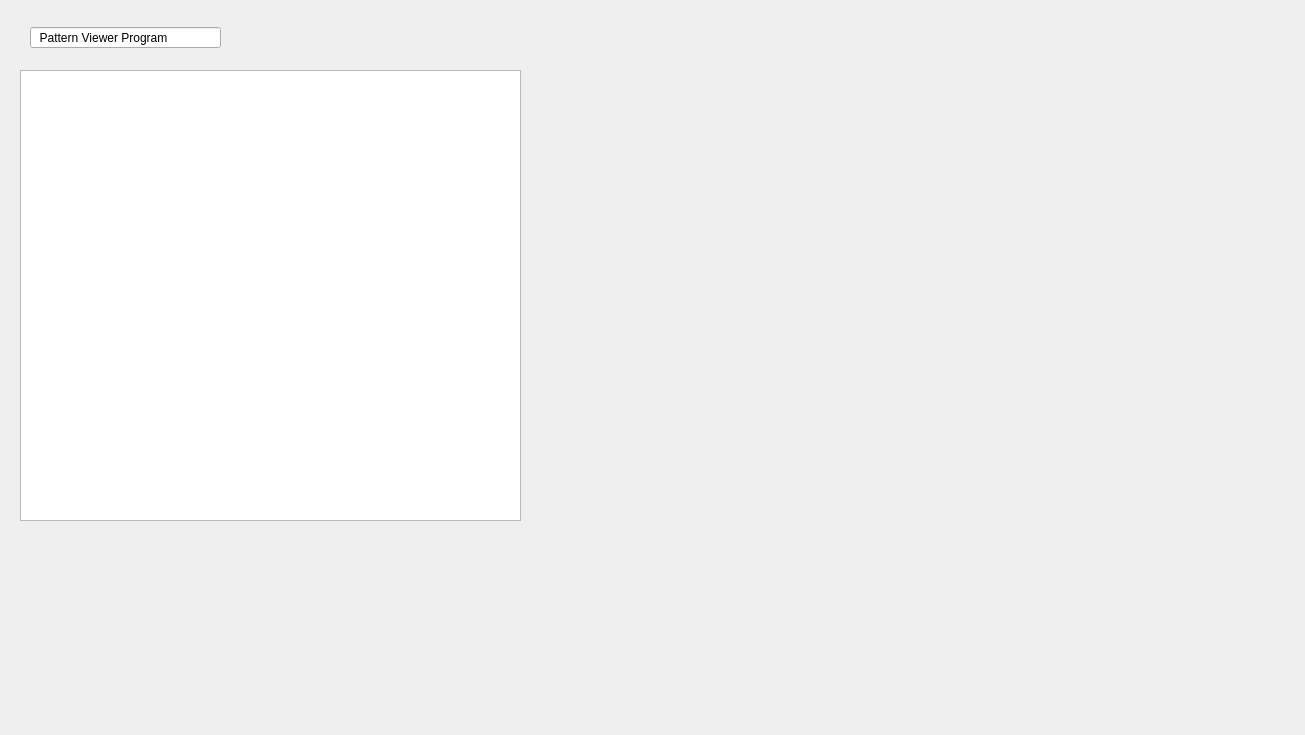
gusdnr9875/Pattern-Viewer, file pattern-viewer-program/widget.ui: the form before one commit.
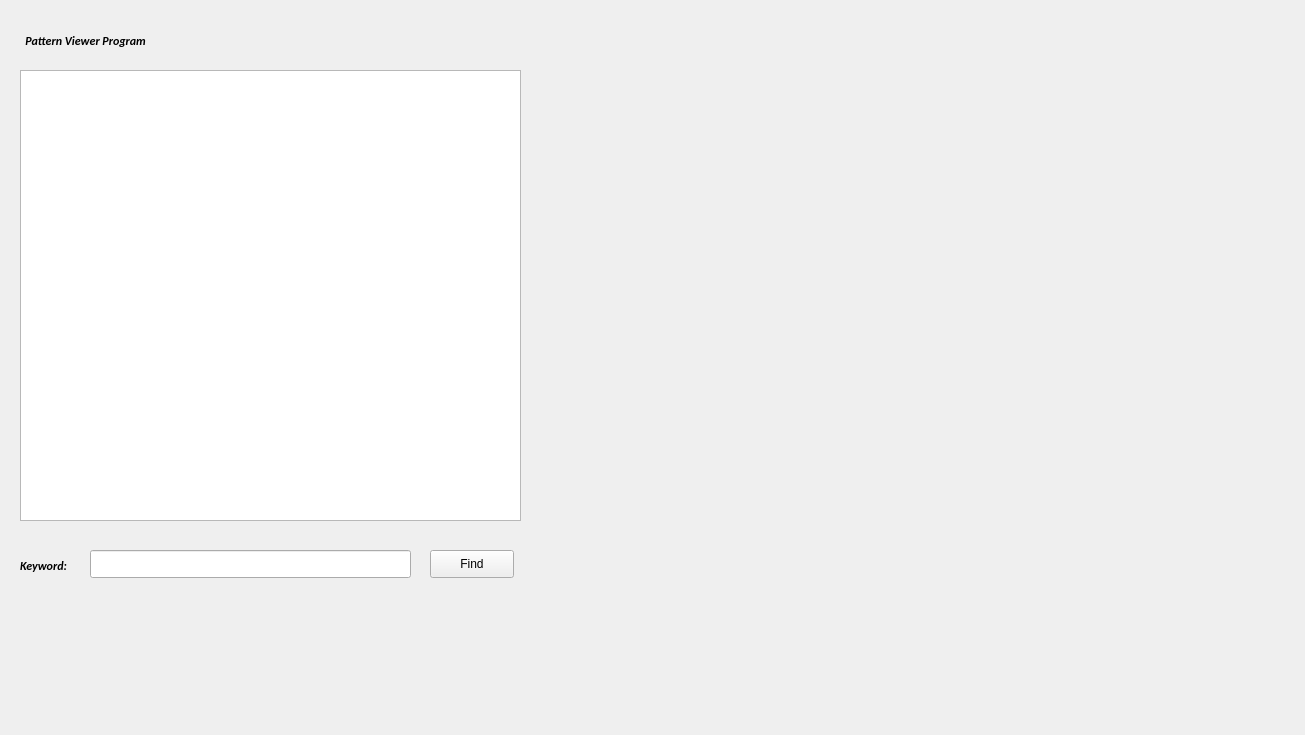
The form after the commit.

Commit message: add search func

Patch:
```diff
--- a/pattern-viewer-program/widget.ui
+++ b/pattern-viewer-program/widget.ui
@@ -23,19 +23,83 @@
     </rect>
    </property>
   </widget>
-  <widget class="QLineEdit" name="lineEdit">
+  <widget class="QLabel" name="label">
    <property name="geometry">
     <rect>
-     <x>30</x>
-     <y>27</y>
-     <width>191</width>
-     <height>21</height>
+     <x>20</x>
+     <y>20</y>
+     <width>231</width>
+     <height>41</height>
     </rect>
    </property>
+   <property name="baseSize">
+    <size>
+     <width>3</width>
+     <height>4</height>
+    </size>
+   </property>
+   <property name="font">
+    <font>
+     <family>Carlito</family>
+     <weight>75</weight>
+     <italic>true</italic>
+     <bold>true</bold>
+    </font>
+   </property>
    <property name="text">
     <string>  Pattern Viewer Program</string>
    </property>
   </widget>
+  <widget class="QLabel" name="label_2">
+   <property name="geometry">
+    <rect>
+     <x>20</x>
+     <y>550</y>
+     <width>61</width>
+     <height>31</height>
+    </rect>
+   </property>
+   <property name="baseSize">
+    <size>
+     <width>3</width>
+     <height>4</height>
+    </size>
+   </property>
+   <property name="font">
+    <font>
+     <family>Carlito</family>
+     <weight>75</weight>
+     <italic>true</italic>
+     <bold>true</bold>
+    </font>
+   </property>
+   <property name="text">
+    <string>Keyword:</string>
+   </property>
+  </widget>
+  <widget class="QLineEdit" name="keyword1">
+   <property name="geometry">
+    <rect>
+     <x>90</x>
+     <y>550</y>
+     <width>321</width>
+     <height>28</height>
+    </rect>
+   </property>
+  </widget>
+  <widget class="QPushButton" name="search_button1">
+   <property name="geometry">
+    <rect>
+     <x>430</x>
+     <y>550</y>
+     <width>84</width>
+     <height>28</height>
+    </rect>
+   </property>
+   <property name="text">
+    <string>Find</string>
+   </property>
+  </widget>
  </widget>
  <layoutdefault spacing="6" margin="11"/>
  <resources/>
```
Left out of the diff: 2 changed lines with no effect on the pictures. The commit also changes 9 other files.
